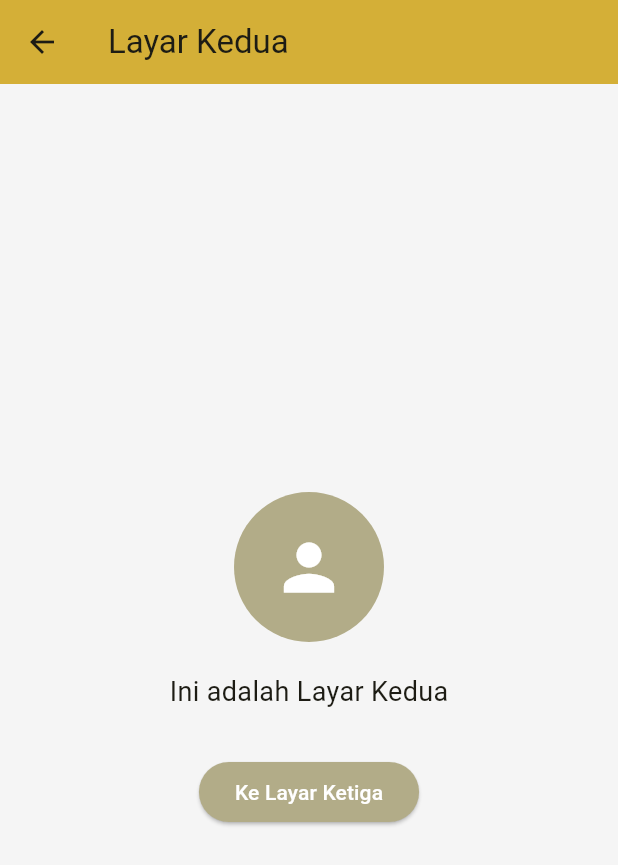
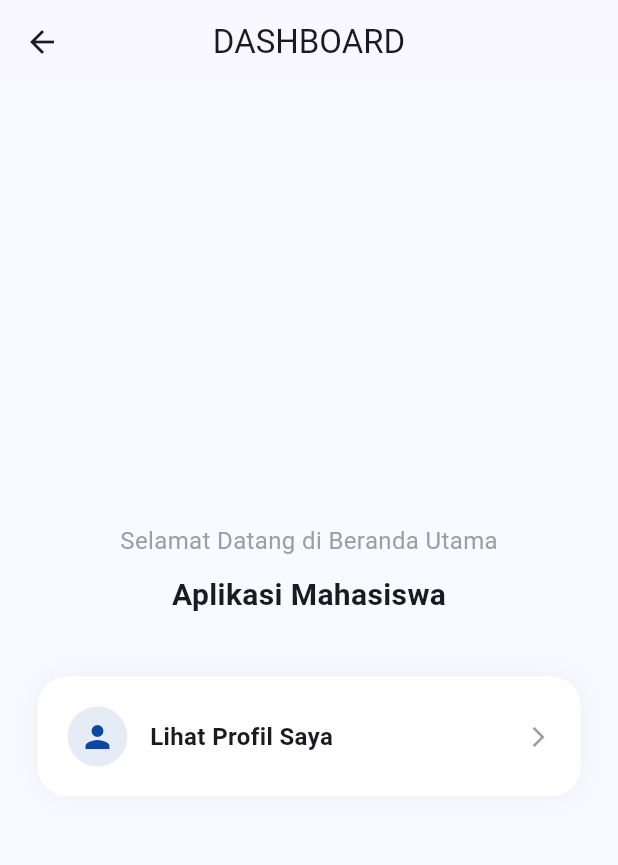
Before and after one commit to rikobs214/MyUTS, a Flutter app: the SecondScreen screen opened directly, on a phone screen of 412 x 824 dp. Shown: the top 865 px of the screen. Run offline on Flutter 3.47's test engine with Material 3 defaults, Android fonts, the phone set to English and light mode, and no system bars; our stand-ins replace device_preview_plus.

Commit message:
Update project files

```diff
--- a/lib/second_screen.dart
+++ b/lib/second_screen.dart
@@ -7,34 +7,41 @@ class SecondScreen extends StatelessWidget {
   @override
   Widget build(BuildContext context) {
     return Scaffold(
-      backgroundColor: const Color(0xFFF5F5F5),
-      appBar: AppBar(
-        title: const Text("Layar Kedua"),
-        backgroundColor: const Color(0xFFD4AF37),
-      ),
+      backgroundColor: const Color(0xFFF8FAFF),
+      appBar: AppBar(title: const Text("DASHBOARD"), centerTitle: true),
       body: Center(
+        child: Padding(
+          padding: const EdgeInsets.all(25),
           child: Column(
             mainAxisAlignment: MainAxisAlignment.center,
             children: [
-            const CircleAvatar(
-              radius: 50,
-              backgroundColor: Color(0xFFB2AC88),
-              child: Icon(Icons.person, size: 50, color: Colors.white),
+              const Text("Selamat Datang di Beranda Utama", style: TextStyle(fontSize: 16, color: Colors.grey)),
+              const SizedBox(height: 10),
+              const Text("Aplikasi Mahasiswa", style: TextStyle(fontSize: 20, fontWeight: FontWeight.bold)),
+              const SizedBox(height: 40),
+              // Dashboard Action Card
+              InkWell(
+                onTap: () => Navigator.push(context, MaterialPageRoute(builder: (context) => const ThirdScreen())),
+                child: Container(
+                  padding: const EdgeInsets.all(20),
+                  decoration: BoxDecoration(
+                    color: Colors.white,
+                    borderRadius: BorderRadius.circular(20),
+                    boxShadow: [BoxShadow(color: Colors.black.withOpacity(0.05), blurRadius: 15)],
                   ),
-            const SizedBox(height: 20),
-            const Text("Ini adalah Layar Kedua", style: TextStyle(fontSize: 18)),
-            const SizedBox(height: 30),
-            ElevatedButton(
-              style: ElevatedButton.styleFrom(
-                backgroundColor: const Color(0xFFB2AC88),
-                foregroundColor: Colors.white
+                  child: Row(
+                    children: [
+                      CircleAvatar(backgroundColor: const Color(0xFF0D47A1).withOpacity(0.1), child: const Icon(Icons.person, color: Color(0xFF0D47A1))),
+                      const SizedBox(width: 15),
+                      const Text("Lihat Profil Saya", style: TextStyle(fontWeight: FontWeight.bold, fontSize: 16)),
+                      const Spacer(),
+                      const Icon(Icons.arrow_forward_ios, size: 16, color: Colors.grey),
+                    ],
                   ),
-              onPressed: () {
-                Navigator.push(context, MaterialPageRoute(builder: (context) => const ThirdScreen()));
-              },
-              child: const Text("Ke Layar Ketiga"),
+                ),
               ),
             ],
+          ),
         ),
       ),
     );
```
Also changed, not shown: lib/first_screen.dart (+18 -19 lines), lib/main.dart (+5 -12 lines), lib/third_screen.dart (+23 -12 lines). Lines whose indentation alone changed are shown as unchanged.
